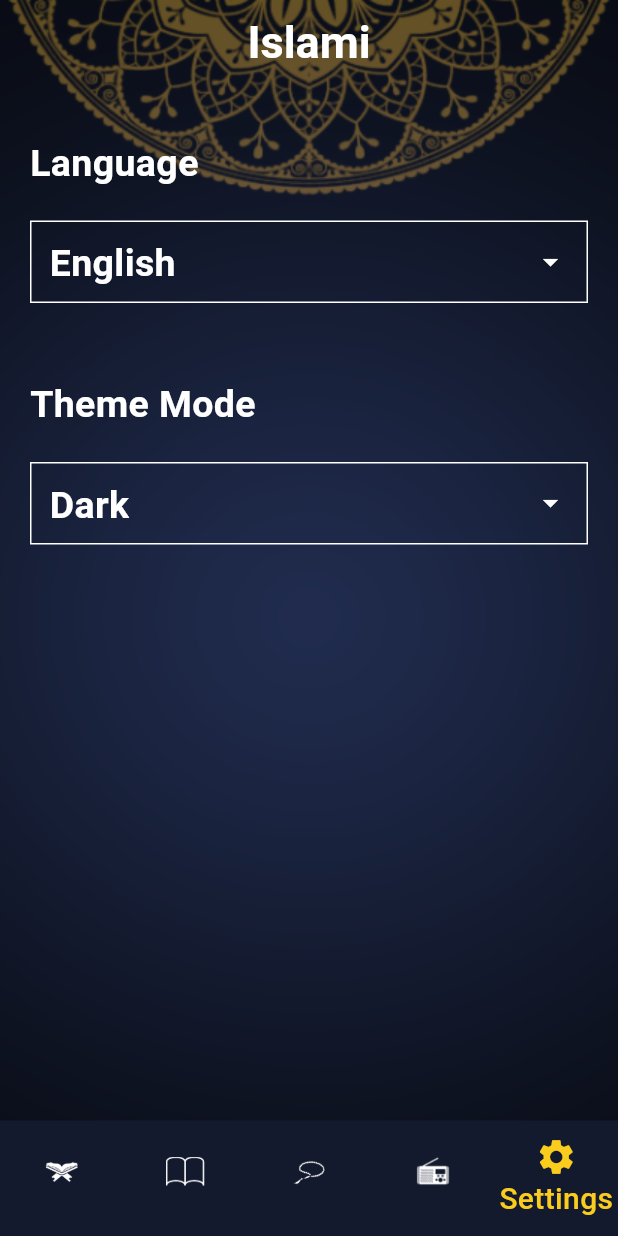
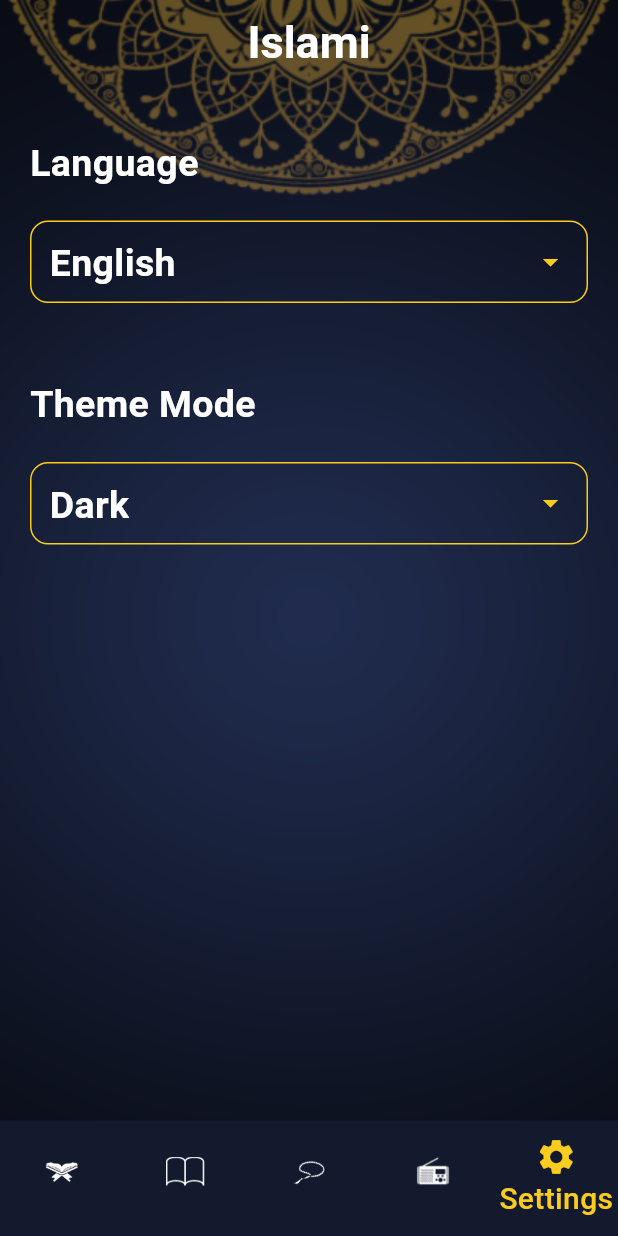
Before and after one commit to basmalahesham/islami-cycle9, a Flutter app: the screen it shows after launch, item 5 of the bottom bar chosen, on a phone screen of 412 x 824 dp. Run offline on Flutter 3.47's test engine with Material 2 defaults, Android fonts, the phone set to English and light mode, and no system bars; generated files the repository leaves out were written again.

```diff
--- a/lib/layout/home_layout.dart
+++ b/lib/layout/home_layout.dart
@@ -1,11 +1,13 @@
 import 'package:flutter/material.dart';
 import 'package:flutter_gen/gen_l10n/app_localizations.dart';
-import 'package:islami/core/style/app_theme.dart';
 import 'package:islami/moduls/hadeth/hadeth_view.dart';
 import 'package:islami/moduls/quran/quran_view.dart';
 import 'package:islami/moduls/radio/radio_view.dart';
 import 'package:islami/moduls/sebha/sebha_view.dart';
 import 'package:islami/moduls/settings/settings_view.dart';
+import 'package:provider/provider.dart';
+
+import '../provider/settings_provider.dart';
 
 class HomeLayout extends StatefulWidget {
   static const String routeName = 'home_layout';
@@ -26,13 +28,12 @@ class _HomeLayoutState extends State<HomeLayout> {
 
   @override
   Widget build(BuildContext context) {
+    var provider = Provider.of<SettingsProvider>(context);
     return Container(
       decoration: BoxDecoration(
         image: DecorationImage(
           image: AssetImage(
-            AppTheme.themeMode != ThemeMode.dark
-                ? 'assets/images/default_bg.png'
-                : 'assets/images/dark_bg.png',
+            provider.getMainBackground(),
           ),
           fit: BoxFit.fill,
         ),
--- a/lib/main.dart
+++ b/lib/main.dart
@@ -1,3 +1,5 @@
+//import 'dart:js';
+
 import 'package:flutter/material.dart';
 import 'package:flutter_gen/gen_l10n/app_localizations.dart';
 import 'package:islami/core/style/app_theme.dart';
@@ -5,26 +7,35 @@ import 'package:islami/layout/home_layout.dart';
 import 'package:islami/moduls/hadeth/hadeth_details.dart';
 import 'package:islami/moduls/quran/sura_details_view.dart';
 import 'package:islami/moduls/splash/splash_view.dart';
+import 'package:islami/provider/settings_provider.dart';
+import 'package:provider/provider.dart';
 
 void main() {
-  runApp(const MyApp());
+  runApp(
+    ChangeNotifierProvider(
+      create: (context) => SettingsProvider(),
+      child: const MyApp(),
+    ),
+  );
 }
 
 class MyApp extends StatelessWidget {
   const MyApp({super.key});
 
   // This widget is the root of your application.
+
   @override
   Widget build(BuildContext context) {
+    var provider = Provider.of<SettingsProvider>(context);
     return MaterialApp(
       title: 'Flutter Demo',
       debugShowCheckedModeBanner: false,
       theme: AppTheme.lightTheme,
       darkTheme: AppTheme.darkTheme,
-      themeMode: ThemeMode.dark,
+      themeMode: provider.currentTheme,
       localizationsDelegates: AppLocalizations.localizationsDelegates,
       supportedLocales: AppLocalizations.supportedLocales,
-      locale: Locale('en'),
+      locale: Locale(provider.currentLocal),
       initialRoute: SplashView.routeName,
       routes: {
         SplashView.routeName: (context) => const SplashView(),
--- a/lib/moduls/quran/widgets/sura_title_header_widget.dart
+++ b/lib/moduls/quran/widgets/sura_title_header_widget.dart
@@ -1,4 +1,5 @@
 import 'package:flutter/material.dart';
+import 'package:flutter_gen/gen_l10n/app_localizations.dart';
 
 class SuraTitleHeaderWidget extends StatelessWidget {
   const SuraTitleHeaderWidget({super.key});
@@ -18,7 +19,7 @@ class SuraTitleHeaderWidget extends StatelessWidget {
           children: [
             Expanded(
               child: Text(
-                'رقم السورة',
+                AppLocalizations.of(context)!.sura_num,
                 textAlign: TextAlign.center,
                 style: theme.textTheme.bodyMedium,
               ),
@@ -30,7 +31,7 @@ class SuraTitleHeaderWidget extends StatelessWidget {
             ),
             Expanded(
               child: Text(
-                'اسم السورة',
+                AppLocalizations.of(context)!.sura_name,
                 textAlign: TextAlign.center,
                 style: theme.textTheme.bodyMedium,
               ),
--- a/lib/moduls/quran/widgets/verses_widgets.dart
+++ b/lib/moduls/quran/widgets/verses_widgets.dart
@@ -1,6 +1,7 @@
 import 'package:flutter/material.dart';
+import 'package:provider/provider.dart';
 
-import '../../../core/style/app_theme.dart';
+import '../../../provider/settings_provider.dart';
 
 class VersesWidgets extends StatelessWidget {
   String content;
@@ -10,6 +11,7 @@ class VersesWidgets extends StatelessWidget {
 
   @override
   Widget build(BuildContext context) {
+    var provider = Provider.of<SettingsProvider>(context);
     var theme = Theme.of(context);
     return Container(
       padding: const EdgeInsets.symmetric(
@@ -21,7 +23,7 @@ class VersesWidgets extends StatelessWidget {
         textDirection: TextDirection.rtl,
         style: theme.textTheme.bodySmall!.copyWith(
           fontWeight: FontWeight.bold,
-          color: AppTheme.themeMode != ThemeMode.dark
+          color: provider.currentTheme != ThemeMode.dark
               ? Colors.black
               : theme.canvasColor,
         ),
--- a/lib/moduls/settings/settings_view.dart
+++ b/lib/moduls/settings/settings_view.dart
@@ -1,10 +1,24 @@
+//import 'dart:js';
+
 import 'package:flutter/material.dart';
+import 'package:flutter_gen/gen_l10n/app_localizations.dart';
+import 'package:islami/moduls/settings/language_bottom_sheet.dart';
+import 'package:islami/moduls/settings/theme_bottom_sheet.dart';
+import 'package:provider/provider.dart';
 
-class SettingsView extends StatelessWidget {
+import '../../provider/settings_provider.dart';
+
+class SettingsView extends StatefulWidget {
   const SettingsView({super.key});
 
   @override
+  State<SettingsView> createState() => _SettingsViewState();
+}
+
+class _SettingsViewState extends State<SettingsView> {
+  @override
   Widget build(BuildContext context) {
+    var provider = Provider.of<SettingsProvider>(context);
     var theme = Theme.of(context);
     return Center(
       child: Container(
@@ -15,53 +29,79 @@ class SettingsView extends StatelessWidget {
         child: Column(
           crossAxisAlignment: CrossAxisAlignment.stretch,
           children: [
-            const Text(
-              'Language',
+            Text(
+              AppLocalizations.of(context)!.language,
               textAlign: TextAlign.start,
             ),
-            Container(
+            InkWell(
+              onTap: () {
+                showLanguageBottomSheet();
+              },
+              child: Container(
                 margin: const EdgeInsets.only(
                   top: 20,
                 ),
-              padding: const EdgeInsets.symmetric(horizontal: 12, vertical: 10),
+                padding:
+                    const EdgeInsets.symmetric(horizontal: 12, vertical: 10),
                 height: 55,
-              decoration:
-                  BoxDecoration(border: Border.all(color: Colors.white)),
-              child: const Row(
+                decoration: BoxDecoration(
+                    borderRadius: BorderRadius.all(
+                      Radius.circular(12),
+                    ),
+                    border: Border.all(color: theme.canvasColor)),
+                child: Row(
                   mainAxisAlignment: MainAxisAlignment.spaceBetween,
                   children: [
-                  Text('English'),
+                    Text(
+                      provider.currentLocal == 'en'
+                          ? AppLocalizations.of(context)!.english
+                          : AppLocalizations.of(context)!.arabic,
+                    ),
                     Icon(
                       Icons.arrow_drop_down_sharp,
-                    color: Colors.white,
+                      color: theme.canvasColor,
                     ),
                   ],
+                ),
               ),
             ),
             const SizedBox(
               height: 50,
             ),
-            const Text(
-              'Theme Mode',
+            Text(
+              AppLocalizations.of(context)!.theme,
               textAlign: TextAlign.start,
             ),
-            Container(
+            InkWell(
+              onTap: () {
+                showThemeBottomSheet();
+              },
+              child: Container(
                 margin: const EdgeInsets.only(
                   top: 20,
                 ),
-              padding: const EdgeInsets.symmetric(horizontal: 12, vertical: 10),
+                padding:
+                    const EdgeInsets.symmetric(horizontal: 12, vertical: 10),
                 height: 55,
-              decoration:
-                  BoxDecoration(border: Border.all(color: Colors.white)),
-              child: const Row(
+                decoration: BoxDecoration(
+                    borderRadius: BorderRadius.all(
+                      Radius.circular(12),
+                    ),
+                    border: Border.all(color: theme.canvasColor)),
+                child: Row(
                   mainAxisAlignment: MainAxisAlignment.spaceBetween,
                   children: [
-                  Text('Dark'),
+                    Text(
+                      provider.isDark()
+                          ? AppLocalizations.of(context)!.dark
+                          : AppLocalizations.of(context)!.light,
+                    ),
                     Icon(
                       Icons.arrow_drop_down_sharp,
-                    color: Colors.white,
+                      color: theme.canvasColor,
                     ),
                   ],
+                ),
               ),
             ),
           ],
@@ -69,4 +109,18 @@ class SettingsView extends StatelessWidget {
       ),
     );
   }
+
+  void showThemeBottomSheet() {
+    showModalBottomSheet(
+      context: context,
+      builder: (context) => ThemeBottomSheet(),
+    );
   }
+
+  void showLanguageBottomSheet() {
+    showModalBottomSheet(
+      context: context,
+      builder: (context) => LanguageBottomSheet(),
+    );
+  }
+}
--- /dev/null
+++ b/lib/provider/settings_provider.dart
@@ -0,0 +1,30 @@
+import 'package:flutter/material.dart';
+
+class SettingsProvider extends ChangeNotifier {
+  // single pattern
+  // observable pattern
+  ThemeMode currentTheme = ThemeMode.dark;
+  String currentLocal = "en";
+
+  void changeTheme(ThemeMode newMode) {
+    if (newMode == currentTheme) return;
+    currentTheme = newMode;
+    notifyListeners();
+  }
+
+  bool isDark() {
+    return currentTheme == ThemeMode.dark;
+  }
+
+  String getMainBackground() {
+    return currentTheme == ThemeMode.dark
+        ? 'assets/images/dark_bg.png'
+        : 'assets/images/default_bg.png';
+  }
+
+  void changeLanguage(String newLang) {
+    if (currentLocal == newLang) return;
+    currentLocal = newLang;
+    notifyListeners();
+  }
+}
--- a/pubspec.yaml
+++ b/pubspec.yaml
@@ -39,6 +39,7 @@ dependencies:
   # The following adds the Cupertino Icons font to your application.
   # Use with the CupertinoIcons class for iOS style icons.
   cupertino_icons: ^1.0.2
+  provider: ^6.0.5
 
 dev_dependencies:
   flutter_test:
```
Also changed, not shown: lib/l10n/app_ar.arb (+9 -1 lines), lib/l10n/app_en.arb (+9 -1 lines), lib/moduls/hadeth/hadeth_details.dart (+8 -8 lines), lib/moduls/quran/sura_details_view.dart (+7 -7 lines), lib/moduls/sebha/sebha_view.dart (+7 -4 lines), lib/moduls/settings/language_bottom_sheet.dart (added, +90 -0 lines), lib/moduls/settings/theme_bottom_sheet.dart (added, +90 -0 lines), pubspec.lock. Lines whose indentation alone changed are shown as unchanged.
